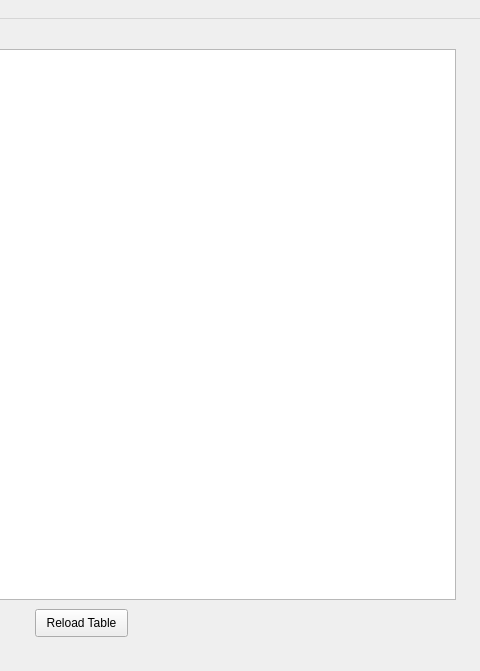
awiswasi/WhoIsYourDatabase, file BaseballTour/mainwindow.ui: the form before one commit; both pictures show x 975 to 1455 and y 0 to 671 of the 1455 by 799 pixel window.
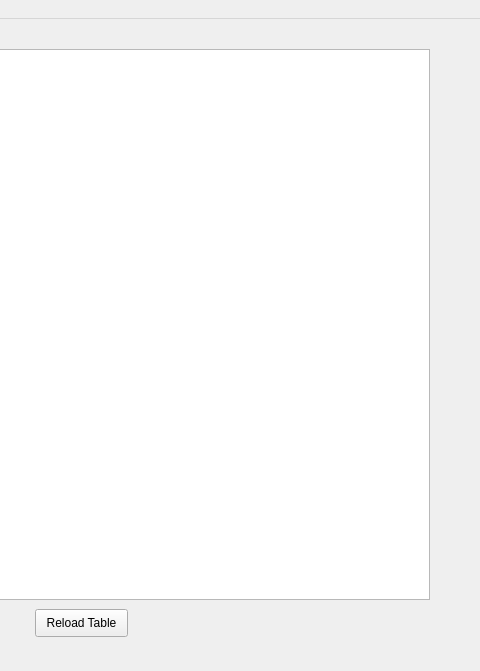
The form after the commit. Icons and pictures are not drawn.

Patch:
```diff
--- a/BaseballTour/mainwindow.ui
+++ b/BaseballTour/mainwindow.ui
@@ -197,7 +197,7 @@
      <rect>
       <x>230</x>
       <y>30</y>
-      <width>1201</width>
+      <width>1175</width>
       <height>551</height>
      </rect>
     </property>
```
